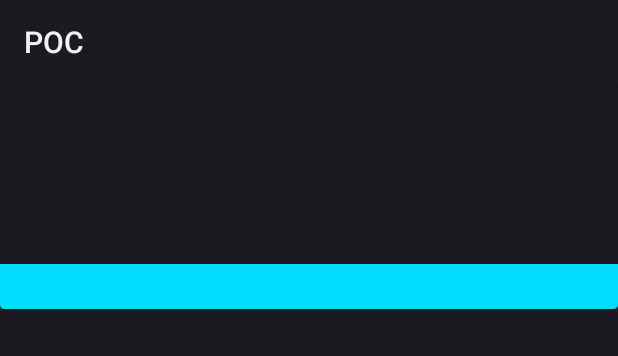
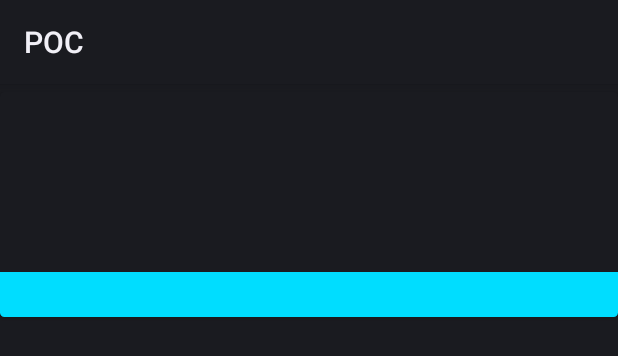
Before and after one commit to kdrakon/triplej-hitlist-app, an Android app: the layout hitlist_cardview.xml on its own in the app's theme, with its tools: preview values and no code run, on a phone screen of 412 x 824 dp. Shown: the top 356 px of the screen. Run offline under Robolectric (Android 15) with nearby library versions, the phone set to English and light mode, and no system bars.

Commit message:
adding background

```diff
--- a/app/src/main/java/io/policarp/triplejhitlistapp/HitListRecyclerListAdapter.java
+++ b/app/src/main/java/io/policarp/triplejhitlistapp/HitListRecyclerListAdapter.java
@@ -49,10 +49,7 @@ public class HitListRecyclerListAdapter extends RecyclerView.Adapter<HitListRecy
     {
         final HitListEntity hitListEntity = getCachedHitList().get(position);
 
-        if (hitListEntity.isNewHitListEntity())
-        {
-            viewHolder.cardView.setCardElevation(4f);
-        }
+        if (hitListEntity.isNewHitListEntity()) viewHolder.cardView.setCardElevation(4f);
 
         TextView artist = (TextView) viewHolder.cardView.findViewById(R.id.artist);
         artist.setText(hitListEntity.getArtist());
--- /dev/null
+++ b/app/src/main/res/drawable/background_for_hitlist.xml
@@ -0,0 +1,4 @@
+<?xml version="1.0" encoding="utf-8"?>
+<bitmap xmlns:android="http://schemas.android.com/apk/res/android"
+        android:src="@drawable/bg"
+        android:tileMode="repeat" />
--- a/app/src/main/res/layout/activity_main.xml
+++ b/app/src/main/res/layout/activity_main.xml
@@ -6,13 +6,13 @@
                 android:paddingRight="10dp"
                 android:paddingLeft="4dp"
                 android:layout_margin="0dp"
-                android:background="@android:color/holo_orange_dark">
+                android:background="@drawable/background_for_hitlist">
 
     <ViewFlipper
     android:id="@+id/hitListViewFlipper"
     android:layout_width="fill_parent"
     android:layout_height="fill_parent"
-    android:paddingTop="2dp"
+    android:padding="0dp"
     android:layout_margin="0dp">
 
         <RelativeLayout android:layout_width="match_parent" android:layout_height="match_parent" android:layout_margin="0dp" android:padding="0dp">
@@ -25,7 +25,6 @@
                     android:layout_alignParentLeft="true"
                     android:layout_alignParentStart="false"
                     android:padding="0dp"
-                    android:background="@android:color/holo_orange_dark"
                     android:layout_marginLeft="0dp"
                     android:layout_marginTop="0dp"
                     android:layout_marginBottom="0dp"
@@ -43,7 +42,6 @@
                     android:layout_alignParentLeft="true"
                     android:layout_alignParentStart="false"
                     android:padding="0dp"
-                    android:background="@android:color/holo_orange_dark"
                     android:layout_marginLeft="0dp"
                     android:layout_marginTop="0dp"
                     android:layout_marginBottom="0dp"
--- a/app/src/main/res/layout/hitlist_cardview.xml
+++ b/app/src/main/res/layout/hitlist_cardview.xml
@@ -8,7 +8,8 @@
         android:background="?android:attr/selectableItemBackground"
         android:layout_width="match_parent"
         android:layout_height="150dp"
-        android:layout_marginBottom="10dp"
+        android:layout_marginTop="5dp"
+        android:layout_marginBottom="5dp"
         card_view:cardCornerRadius="3dp"
         card_view:cardElevation="2dp">
 
```
Also changed, not shown: app/src/main/res/drawable/bg.jpg (added).
